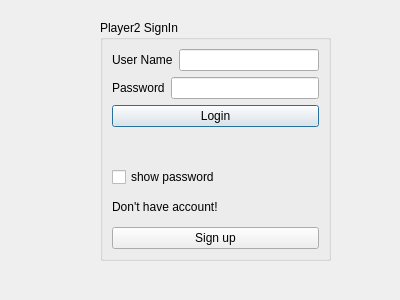
This is tictactoev/signin2.ui in Jolinejo/Advanced-Tic-Tac-Toe as Qt 5 draws it before an edit. The edited form follows.
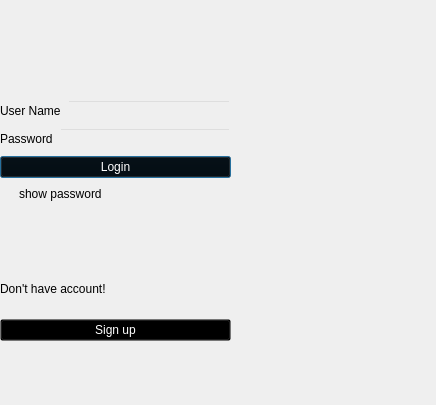
This is the edited form. Icons and pictures are not drawn.

```diff
--- a/tictactoev/signin2.ui
+++ b/tictactoev/signin2.ui
@@ -6,24 +6,24 @@
    <rect>
     <x>0</x>
     <y>0</y>
-    <width>400</width>
-    <height>300</height>
+    <width>436</width>
+    <height>405</height>
    </rect>
   </property>
   <property name="windowTitle">
    <string>Dialog</string>
   </property>
-  <widget class="QGroupBox" name="groupBox">
+  <widget class="QWidget" name="widget" native="true">
    <property name="geometry">
     <rect>
-     <x>100</x>
-     <y>20</y>
+     <x>0</x>
+     <y>100</y>
      <width>231</width>
      <height>241</height>
     </rect>
    </property>
-   <property name="title">
-    <string>Player2 SignIn</string>
+   <property name="styleSheet">
+    <string notr="true">background-color:transparent</string>
    </property>
    <layout class="QVBoxLayout" name="verticalLayout_2">
     <item>
@@ -60,11 +60,21 @@
     </item>
     <item>
      <widget class="QPushButton" name="pushButton_login2">
+      <property name="styleSheet">
+       <string notr="true">color:#ffffff;</string>
+      </property>
       <property name="text">
        <string>Login</string>
       </property>
      </widget>
     </item>
+    <item>
+     <widget class="QCheckBox" name="checkBox_showpassword">
+      <property name="text">
+       <string>show password</string>
+      </property>
+     </widget>
+    </item>
     <item>
      <widget class="QLabel" name="label_ifthere">
       <property name="styleSheet">
@@ -75,13 +85,6 @@
       </property>
      </widget>
     </item>
-    <item>
-     <widget class="QCheckBox" name="checkBox_showpassword">
-      <property name="text">
-       <string>show password</string>
-      </property>
-     </widget>
-    </item>
     <item>
      <widget class="QLabel" name="label_3">
       <property name="text">
@@ -91,6 +94,9 @@
     </item>
     <item>
      <widget class="QPushButton" name="pushButton_signup2">
+      <property name="styleSheet">
+       <string notr="true">color:#ffffff</string>
+      </property>
       <property name="text">
        <string>Sign up</string>
       </property>
@@ -98,6 +104,24 @@
     </item>
    </layout>
   </widget>
+  <widget class="QLabel" name="label_4">
+   <property name="geometry">
+    <rect>
+     <x>0</x>
+     <y>0</y>
+     <width>451</width>
+     <height>411</height>
+    </rect>
+   </property>
+   <property name="styleSheet">
+    <string notr="true">background-image:url(:/users/signin.png)</string>
+   </property>
+   <property name="text">
+    <string/>
+   </property>
+  </widget>
+  <zorder>label_4</zorder>
+  <zorder>widget</zorder>
  </widget>
  <resources/>
  <connections/>
```
